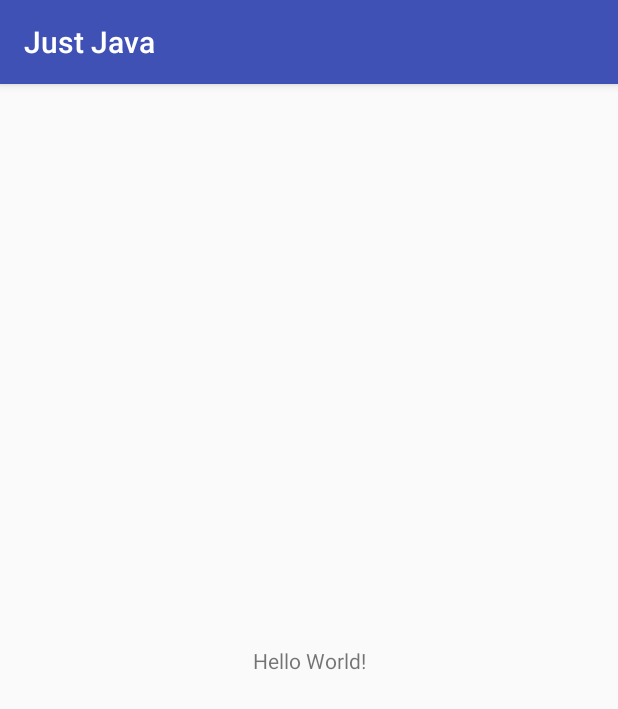
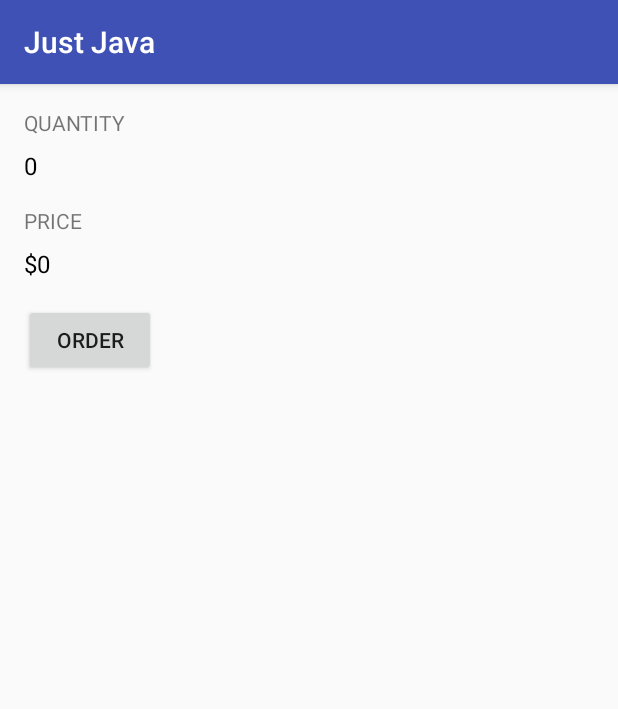
Before and after one commit to kvnmlr/android-basics-course, an Android app: the screen it shows after launch (MainActivity), on a phone screen of 412 x 824 dp. Shown: the top 709 px of the screen. Run offline under Robolectric (Android 15) with nearby library versions, the phone set to English and light mode, and no system bars.

Commit message:
making an app interactive part 1

```diff
--- a/user-input/app/src/main/java/com/example/android/justjava/MainActivity.kt
+++ b/user-input/app/src/main/java/com/example/android/justjava/MainActivity.kt
@@ -2,6 +2,9 @@ package com.example.android.justjava
 
 import android.support.v7.app.AppCompatActivity
 import android.os.Bundle
+import android.view.View
+import android.widget.TextView
+import java.text.NumberFormat
 
 class MainActivity : AppCompatActivity() {
 
@@ -9,4 +12,20 @@ class MainActivity : AppCompatActivity() {
         super.onCreate(savedInstanceState)
         setContentView(R.layout.activity_main)
     }
+
+    fun submitOrder(view: View) {
+        var quantity = 2;
+        display(quantity)
+        displayPrice(quantity * 2);
+    }
+
+    private fun display(number: Int) {
+        val quantityTextView = findViewById<TextView>(R.id.quantity_text_view) as TextView
+        quantityTextView.text = number.toString()
+    }
+
+    private fun displayPrice(number: Int) {
+        val priceTextView = findViewById<View>(R.id.price_text_view) as TextView
+        priceTextView.text = NumberFormat.getCurrencyInstance().format(number)
+    }
 }
--- a/user-input/app/src/main/res/layout/activity_main.xml
+++ b/user-input/app/src/main/res/layout/activity_main.xml
@@ -1,18 +1,41 @@
 <?xml version="1.0" encoding="utf-8"?>
-<android.support.constraint.ConstraintLayout xmlns:android="http://schemas.android.com/apk/res/android"
-    xmlns:app="http://schemas.android.com/apk/res-auto"
-    xmlns:tools="http://schemas.android.com/tools"
+<LinearLayout xmlns:android="http://schemas.android.com/apk/res/android"
     android:layout_width="match_parent"
     android:layout_height="match_parent"
-    tools:context="com.example.android.justjava.MainActivity">
+    android:padding="16dp"
+    android:orientation="vertical" >
 
     <TextView
         android:layout_width="wrap_content"
         android:layout_height="wrap_content"
-        android:text="Hello World!"
-        app:layout_constraintBottom_toBottomOf="parent"
-        app:layout_constraintLeft_toLeftOf="parent"
-        app:layout_constraintRight_toRightOf="parent"
-        app:layout_constraintTop_toTopOf="parent" />
-
-</android.support.constraint.ConstraintLayout>
+        android:text="Quantity"
+        android:textAllCaps="true"
+        android:paddingBottom="8dp" />
+    <TextView
+        android:id="@+id/quantity_text_view"
+        android:layout_width="wrap_content"
+        android:layout_height="wrap_content"
+        android:text="0"
+        android:textColor="@android:color/black"
+        android:textSize="16sp"
+        android:layout_marginBottom="16dp"/>
+    <TextView
+        android:layout_width="wrap_content"
+        android:layout_height="wrap_content"
+        android:text="Price"
+        android:textAllCaps="true"
+        android:paddingBottom="8dp" />
+    <TextView
+        android:id="@+id/price_text_view"
+        android:layout_width="wrap_content"
+        android:layout_height="wrap_content"
+        android:text="$0"
+        android:textColor="@android:color/black"
+        android:textSize="16sp"/>
+    <Button
+        android:layout_width="wrap_content"
+        android:layout_height="wrap_content"
+        android:text="Order"
+        android:layout_marginTop = "16dp"
+        android:onClick="submitOrder"/>
+</LinearLayout>
--- a/user-input/build.gradle
+++ b/user-input/build.gradle
@@ -7,7 +7,7 @@ buildscript {
         jcenter()
     }
     dependencies {
-        classpath 'com.android.tools.build:gradle:3.0.0-beta2'
+        classpath 'com.android.tools.build:gradle:3.0.0-beta3'
         classpath "org.jetbrains.kotlin:kotlin-gradle-plugin:$kotlin_version"
 
         // NOTE: Do not place your application dependencies here; they belong
```
Also changed, not shown: user-input/gradle/wrapper/gradle-wrapper.properties.
